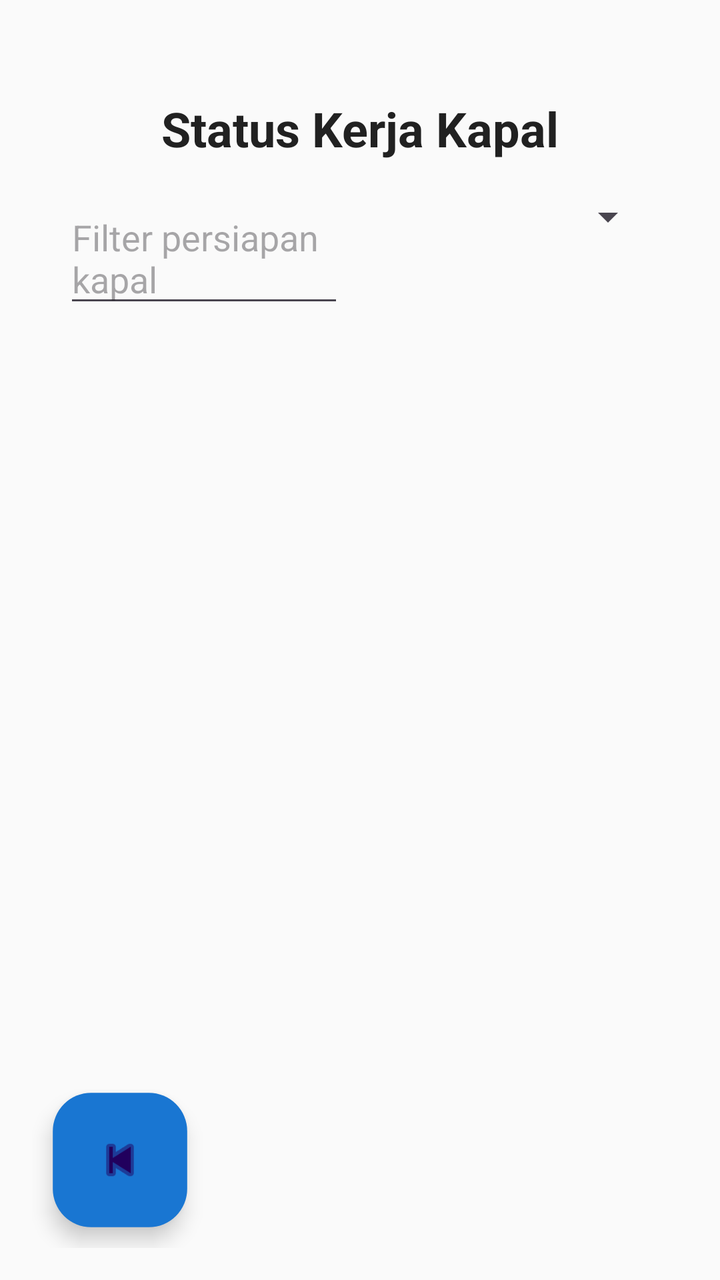
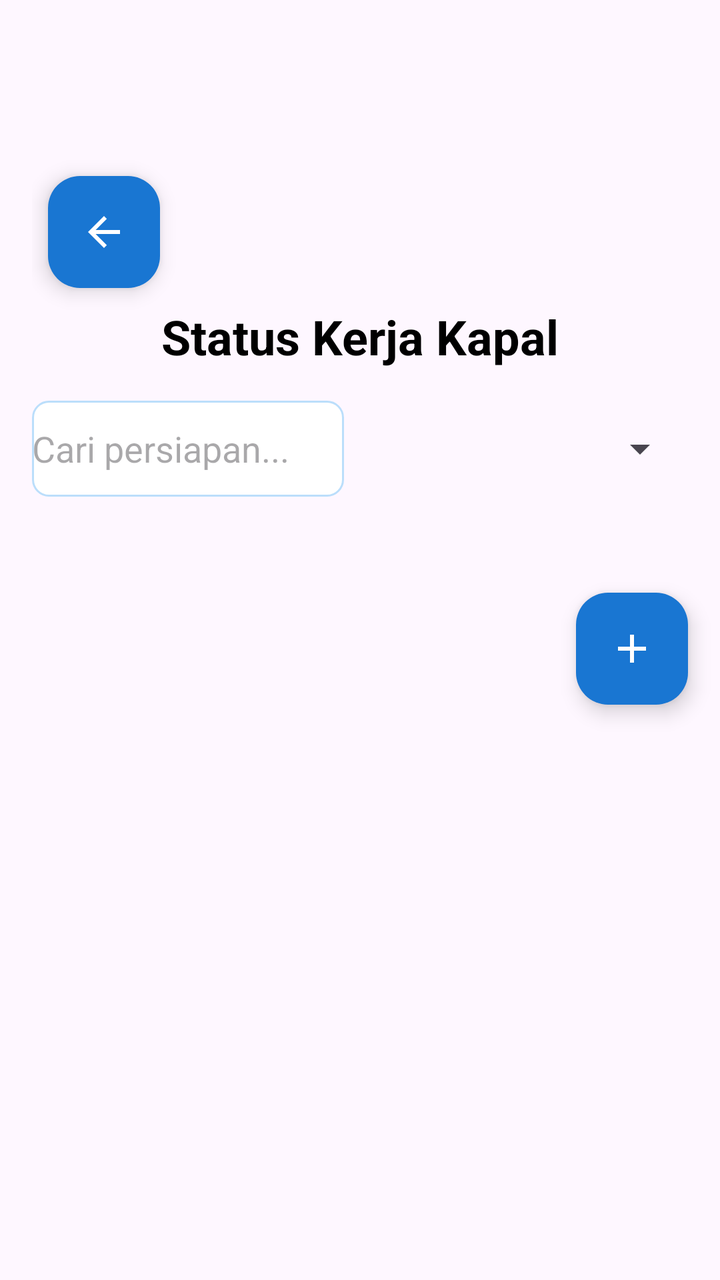

An Android layout rendered at two revisions. The XML below is the earlier revision; the diff shows what the commit changed to produce the second picture.
<!-- AndroidManifest.xml: application theme Theme.KapalList -->
<!-- res/layout/activity_profile.xml -->
<?xml version="1.0" encoding="utf-8"?>
<androidx.constraintlayout.widget.ConstraintLayout xmlns:android="http://schemas.android.com/apk/res/android"
    xmlns:app="http://schemas.android.com/apk/res-auto"
    android:layout_width="match_parent"
    android:layout_height="match_parent"
    android:background="@color/background"
    android:padding="16dp">

    <TextView
        android:id="@+id/tv_profil_kapal"
        android:layout_width="wrap_content"
        android:layout_height="wrap_content"
        android:text="@string/input_status_kapal"
        android:textColor="@color/text_primary"
        android:textSize="24sp"
        android:textStyle="bold"
        android:layout_marginTop="32dp"
        app:layout_constraintTop_toTopOf="parent"
        app:layout_constraintStart_toStartOf="parent"
        app:layout_constraintEnd_toEndOf="parent" />

    <EditText
        android:id="@+id/et_filter_persiapan"
        android:layout_width="0dp"
        android:layout_height="wrap_content"
        android:hint="Filter persiapan kapal"
        android:layout_marginTop="16dp"
        android:layout_marginStart="16dp"
        android:layout_marginEnd="8dp"
        app:layout_constraintTop_toBottomOf="@id/tv_profil_kapal"
        app:layout_constraintStart_toStartOf="parent"
        app:layout_constraintEnd_toStartOf="@id/spinner_filter_owner"
        app:layout_constraintHorizontal_chainStyle="spread" />

    <Spinner
        android:id="@+id/spinner_filter_owner"
        android:layout_width="0dp"
        android:layout_height="wrap_content"
        android:hint="Filter pemilik"
        android:layout_marginTop="16dp"
        android:layout_marginStart="8dp"
        android:layout_marginEnd="16dp"
        app:layout_constraintTop_toBottomOf="@id/tv_profil_kapal"
        app:layout_constraintStart_toEndOf="@id/et_filter_persiapan"
        app:layout_constraintEnd_toEndOf="parent" />

    <androidx.core.widget.NestedScrollView
        android:layout_width="match_parent"
        android:layout_height="0dp"
        android:contentDescription="Daftar profil kapal dan checklist"
        app:layout_constraintTop_toBottomOf="@id/et_filter_persiapan"
        app:layout_constraintBottom_toBottomOf="parent"
        app:layout_constraintStart_toStartOf="parent"
        app:layout_constraintEnd_toEndOf="parent">

        <LinearLayout
            android:id="@+id/ll_checklist"
            android:layout_width="match_parent"
            android:layout_height="wrap_content"
            android:orientation="vertical" />

    </androidx.core.widget.NestedScrollView>

    <com.google.android.material.floatingactionbutton.FloatingActionButton
        android:id="@+id/btn_back"
        android:layout_width="wrap_content"
        android:layout_height="wrap_content"
        android:scaleX="1.2"
        android:scaleY="1.2"
        app:backgroundTint="@color/primary"
        app:layout_constraintBottom_toBottomOf="parent"
        app:layout_constraintStart_toStartOf="parent"
        android:layout_margin="16dp"
        android:contentDescription="Tombol kembali"
        app:srcCompat="@android:drawable/ic_media_previous" />
</androidx.constraintlayout.widget.ConstraintLayout>
<!-- resources referenced by this layout -->
<resources>
  <color name="background">#FAFAFA</color>
  <color name="primary">#1976D2</color>
  <color name="text_primary">#212121</color>
  <string name="input_status_kapal" translatable="false">Status Kerja Kapal</string>
  <style name="Theme.KapalList" parent="Theme.Material3.Light">  
          <item name="colorPrimary">@color/primary</item>
          <item name="colorPrimaryDark">@color/primary</item>
          <item name="colorAccent">@color/secondary</item>
          <item name="android:statusBarColor" tools:targetApi="l">@color/primary</item>
          <item name="android:windowContentTransitions">true</item>
      </style>
  <color name="secondary">#03DAC6</color>
</resources>

<!-- the commit's change to res/layout/activity_profile.xml (unified diff, before → after) -->
@@ -1,76 +1,98 @@
 <?xml version="1.0" encoding="utf-8"?>
-<androidx.constraintlayout.widget.ConstraintLayout xmlns:android="http://schemas.android.com/apk/res/android"
+<LinearLayout xmlns:android="http://schemas.android.com/apk/res/android"
     xmlns:app="http://schemas.android.com/apk/res-auto"
     android:layout_width="match_parent"
     android:layout_height="match_parent"
-    android:background="@color/background"
-    android:padding="16dp">
+    android:orientation="vertical"
+    android:fitsSystemWindows="true">
 
-    <TextView
-        android:id="@+id/tv_profil_kapal"
+    <com.google.android.material.appbar.AppBarLayout
+        android:layout_width="match_parent"
+        android:layout_height="wrap_content"
+        android:theme="@style/ThemeOverlay.AppCompat.Dark.ActionBar">
+
+        <androidx.appcompat.widget.Toolbar
+            android:id="@+id/toolbar"
+            android:layout_width="match_parent"
+            android:layout_height="?attr/actionBarSize"
+            app:popupTheme="@style/ThemeOverlay.AppCompat.Light" />
+
+    </com.google.android.material.appbar.AppBarLayout>
+
+    <LinearLayout
+        android:layout_width="match_parent"
+        android:layout_height="wrap_content"
+        android:orientation="vertical"
+        android:padding="16dp">
+
+        
+        <com.google.android.material.floatingactionbutton.FloatingActionButton
+            android:id="@+id/btn_back"
+            android:layout_width="wrap_content"
+            android:layout_height="wrap_content"
+            android:layout_marginStart="8dp"
+            android:layout_marginTop="8dp"
+            android:src="@drawable/ic_arrow_back"
+            app:backgroundTint="@color/blue_600"
+            app:tint="@android:color/white"
+            app:fabSize="mini" />
+
+        <TextView
+            android:id="@+id/tv_title"
+            android:layout_width="match_parent"
+            android:layout_height="wrap_content"
+            android:text="Status Kerja Kapal"
+            android:textSize="24sp"
+            android:textStyle="bold"
+            android:gravity="center"
+            android:layout_marginTop="8dp"
+            android:layout_marginBottom="16dp"
+            android:textColor="@color/text_primary" />
+
+        
+        <LinearLayout
+            android:layout_width="match_parent"
+            android:layout_height="wrap_content"
+            android:orientation="horizontal"
+            android:layout_marginBottom="16dp">
+
+            <EditText
+                android:id="@+id/et_filter_persiapan"
+                android:layout_width="0dp"
+                android:layout_height="48dp"
+                android:layout_weight="1"
+                android:layout_marginEnd="8dp"
+                android:hint="Cari persiapan..."
+                android:inputType="text"
+                android:background="@drawable/edittext_background"
+                app:boxStrokeColor="@color/blue_200" />
+
+            <Spinner
+                android:id="@+id/spinner_filter_owner"
+                android:layout_width="0dp"
+                android:layout_height="48dp"
+                android:layout_weight="1"
+                android:layout_marginStart="8dp" />
+
+        </LinearLayout>
+
+        <androidx.recyclerview.widget.RecyclerView
+            android:id="@+id/rv_kapal_masuk"
+            android:layout_width="match_parent"
+            android:layout_height="0dp"
+            android:layout_weight="1" />
+
+    </LinearLayout>
+
+    <com.google.android.material.floatingactionbutton.FloatingActionButton
+        android:id="@+id/fab_tambah_status"
         android:layout_width="wrap_content"
         android:layout_height="wrap_content"
-        android:text="@string/input_status_kapal"
-        android:textColor="@color/text_primary"
-        android:textSize="24sp"
-        android:textStyle="bold"
-        android:layout_marginTop="32dp"
-        app:layout_constraintTop_toTopOf="parent"
-        app:layout_constraintStart_toStartOf="parent"
-        app:layout_constraintEnd_toEndOf="parent" />
+        android:layout_gravity="bottom|end"
+        android:layout_margin="16dp"
+        android:src="@drawable/ic_add"
+        app:backgroundTint="@color/blue_600"
+        app:tint="@android:color/white"
+        app:fabSize="normal" />
 
-    <EditText
-        android:id="@+id/et_filter_persiapan"
-        android:layout_width="0dp"
-        android:layout_height="wrap_content"
-        android:hint="Filter persiapan kapal"
-        android:layout_marginTop="16dp"
-        android:layout_marginStart="16dp"
-        android:layout_marginEnd="8dp"
-        app:layout_constraintTop_toBottomOf="@id/tv_profil_kapal"
-        app:layout_constraintStart_toStartOf="parent"
-        app:layout_constraintEnd_toStartOf="@id/spinner_filter_owner"
-        app:layout_constraintHorizontal_chainStyle="spread" />
-
-    <Spinner
-        android:id="@+id/spinner_filter_owner"
-        android:layout_width="0dp"
-        android:layout_height="wrap_content"
-        android:hint="Filter pemilik"
-        android:layout_marginTop="16dp"
-        android:layout_marginStart="8dp"
-        android:layout_marginEnd="16dp"
-        app:layout_constraintTop_toBottomOf="@id/tv_profil_kapal"
-        app:layout_constraintStart_toEndOf="@id/et_filter_persiapan"
-        app:layout_constraintEnd_toEndOf="parent" />
-
-    <androidx.core.widget.NestedScrollView
-        android:layout_width="match_parent"
-        android:layout_height="0dp"
-        android:contentDescription="Daftar profil kapal dan checklist"
-        app:layout_constraintTop_toBottomOf="@id/et_filter_persiapan"
-        app:layout_constraintBottom_toBottomOf="parent"
-        app:layout_constraintStart_toStartOf="parent"
-        app:layout_constraintEnd_toEndOf="parent">
-
-        <LinearLayout
-            android:id="@+id/ll_checklist"
-            android:layout_width="match_parent"
-            android:layout_height="wrap_content"
-            android:orientation="vertical" />
-
-    </androidx.core.widget.NestedScrollView>
-
-    <com.google.android.material.floatingactionbutton.FloatingActionButton
-        android:id="@+id/btn_back"
-        android:layout_width="wrap_content"
-        android:layout_height="wrap_content"
-        android:scaleX="1.2"
-        android:scaleY="1.2"
-        app:backgroundTint="@color/primary"
-        app:layout_constraintBottom_toBottomOf="parent"
-        app:layout_constraintStart_toStartOf="parent"
-        android:layout_margin="16dp"
-        android:contentDescription="Tombol kembali"
-        app:srcCompat="@android:drawable/ic_media_previous" />
-</androidx.constraintlayout.widget.ConstraintLayout>
+</LinearLayout>
<!-- resource entries referenced after the edit -->
@@ -1,9 +1,32 @@
 <!-- resources referenced by this layout -->
 <resources>
-  <color name="background">#FAFAFA</color>
-  <color name="primary">#1976D2</color>
-  <color name="text_primary">#212121</color>
-  <string name="input_status_kapal" translatable="false">Status Kerja Kapal</string>
+  <color name="blue_200">#FFBBDEFB</color>
+  <color name="blue_600">#FF1976D2</color>
+  <color name="primary">#FF1976D2</color>
+  <color name="text_primary">#FF000000</color>
+  <!-- drawable edittext_background (drawable) -->
+  <?xml version="1.0" encoding="utf-8"?>
+  <shape xmlns:android="http://schemas.android.com/apk/res/android">
+      <solid android:color="@color/white" />
+      <corners android:radius="8dp" />
+      <stroke android:width="1dp" android:color="@color/blue_200" />
+  </shape>
+  <!-- drawable ic_add (drawable) -->
+  <vector xmlns:android="http://schemas.android.com/apk/res/android"
+      android:width="24dp"
+      android:height="24dp"
+      android:viewportWidth="24"
+      android:viewportHeight="24">
+      <path android:fillColor="#FFFFFF" android:pathData="M19,13h-6v6h-2v-6H5v-2h6V5h2v6h6v2z"/>
+  </vector>
+  <!-- drawable ic_arrow_back (drawable) -->
+  <vector xmlns:android="http://schemas.android.com/apk/res/android"
+      android:width="24dp"
+      android:height="24dp"
+      android:viewportWidth="24"
+      android:viewportHeight="24">
+      <path android:fillColor="#FFFFFF" android:pathData="M20,11H7.83l5.59-5.59L12,4l-8,8 8,8 1.41-1.41L7.83,13H20v-2z"/>
+  </vector>
   <style name="Theme.KapalList" parent="Theme.Material3.Light">  
           <item name="colorPrimary">@color/primary</item>
           <item name="colorPrimaryDark">@color/primary</item>
@@ -11,6 +34,7 @@
           <item name="android:statusBarColor" tools:targetApi="l">@color/primary</item>
           <item name="android:windowContentTransitions">true</item>
       </style>
-  <color name="secondary">#03DAC6</color>
+  <color name="white">#FFFFFFFF</color>
+  <color name="secondary">#FF03DAC5</color>
 </resources>
 
